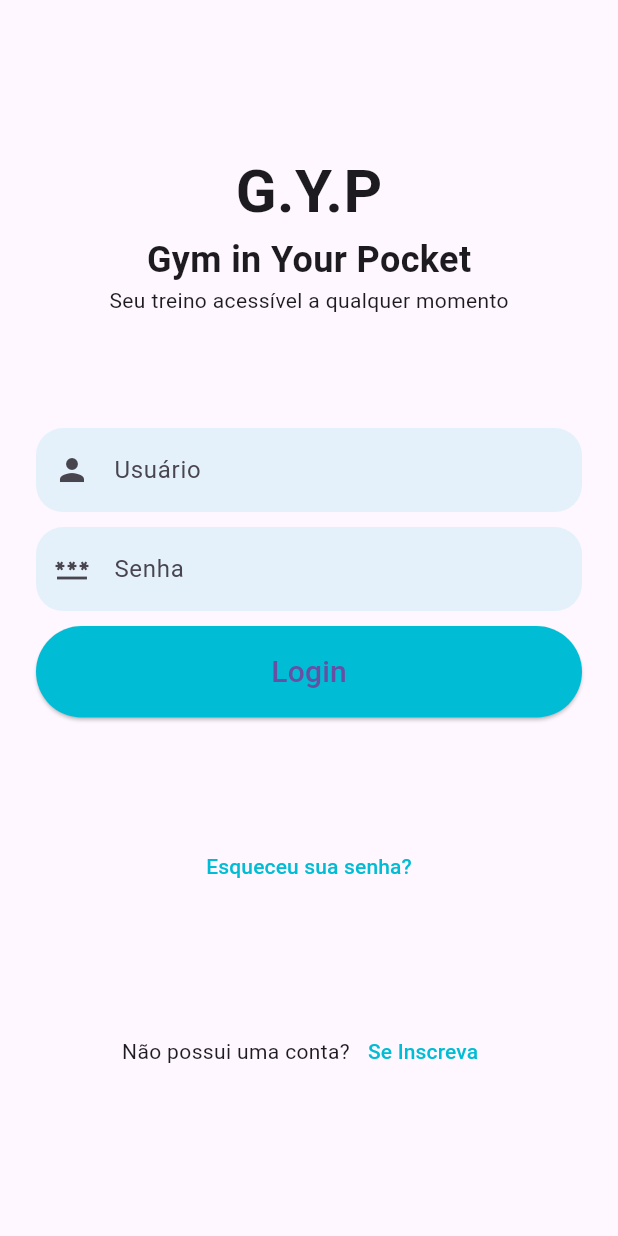
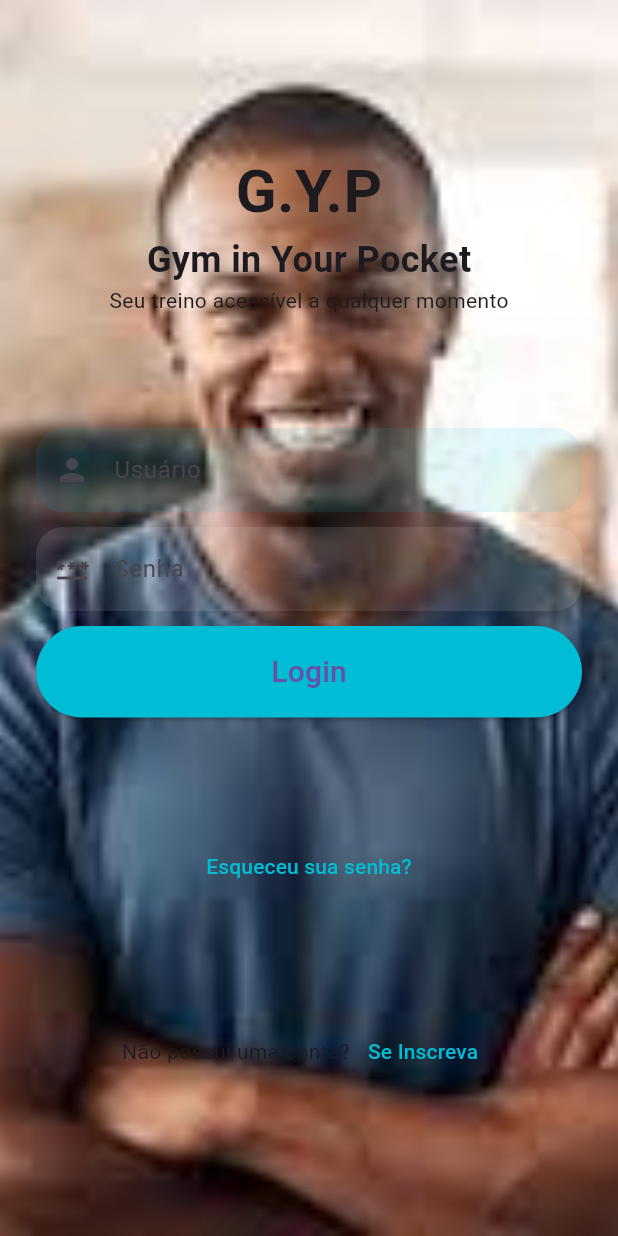
Before and after one commit to Jrferrao/Portifolio, a Flutter app: the screen it shows after launch, on a phone screen of 412 x 824 dp. Run offline on Flutter 3.47's test engine with Material 3 defaults, Android fonts, the light colour scheme and no system bars.

Commit message:
cores e paginas

```diff
--- a/gyp/gyp/lib/view/login_page.dart
+++ b/gyp/gyp/lib/view/login_page.dart
@@ -6,23 +6,33 @@ class LoginPage extends StatelessWidget {
 
   @override
   Widget build(BuildContext context) {
-    return MaterialApp(
-      debugShowCheckedModeBanner: false,
-      home: Scaffold(
-        body: Container(
+    return Scaffold(
+      body: Stack( // Use Stack for layering
+        children: [
+          // Background image
+          Image.asset(
+            'assets/gyp-background.jpg',
+            fit: BoxFit.cover, // Adjust fit as needed
+            width: double.infinity,
+            height: double.infinity,
+          ),
+          // Content positioned on top
+          Positioned(
+           // Adjust left offset as needed (optional)
+            child: Container( // Container for padding (optional)
               margin: const EdgeInsets.all(24),
               child: Column(
-
                 mainAxisAlignment: MainAxisAlignment.spaceEvenly,
                 children: [
                   _header(context),
                   _inputField(context),
                   _forgotPassword(context),
                   _signup(context),
-
                 ],
               ),
             ),
+          ),
+        ],
       ),
     );
   }
@@ -31,18 +41,14 @@ class LoginPage extends StatelessWidget {
     return const Column(
       children: [
 
-
          Text(
           "G.Y.P",
           style: TextStyle(fontSize: 40, fontWeight: FontWeight.bold),
         ),
          Text("Gym in Your Pocket",
-          style: TextStyle(fontSize: 24, fontWeight: FontWeight.bold),
-        ),
+            style: TextStyle(fontSize: 24, fontWeight: FontWeight.bold)),
          Text("Seu treino acessível a qualquer momento",
-          style: TextStyle(fontSize: 14, ),
-        ),
-
+            style: TextStyle(fontSize: 14)),
       ],
     );
   }
@@ -69,7 +75,7 @@ class LoginPage extends StatelessWidget {
             border: OutlineInputBorder(
                 borderRadius: BorderRadius.circular(18),
                 borderSide: BorderSide.none),
-            fillColor: Colors.cyan.withOpacity(0.1),
+            fillColor: const Color.fromARGB(255, 253, 253, 253).withOpacity(0.1),
             filled: true,
             prefixIcon: const Icon(Icons.password),
           ),
--- a/gyp/gyp/pubspec.yaml
+++ b/gyp/gyp/pubspec.yaml
@@ -17,3 +17,6 @@ dev_dependencies:
 
 flutter:
   uses-material-design: true
+  assets:
+  - assets/GYP-logo.jpg
+  - assets/gyp-background.jpg
```
Also changed, not shown: gyp/gyp/assets/GYP-logo.jpg (renamed from gyp/gyp/lib/images/GYP-logo.jpg), gyp/gyp/assets/gyp-background.jpg (renamed from gyp/gyp/lib/images/gyp-background.jpg). Lines whose indentation alone changed are shown as unchanged.
